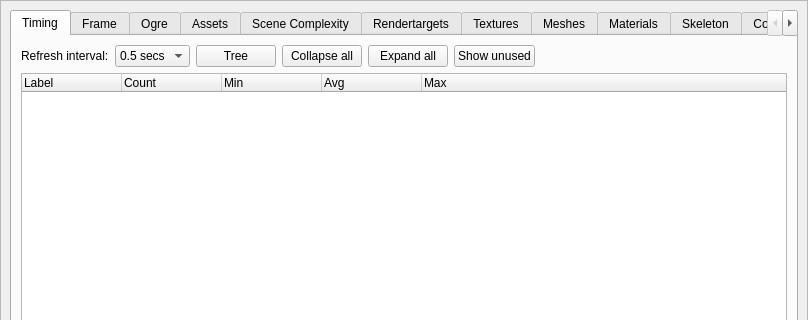
Before: the Qt Designer form bin/data/ui/profiler.ui in realXtend/tundra, drawn with Qt 5; both pictures show x 0 to 808 and y 0 to 320 of the 808 by 541 pixel window.
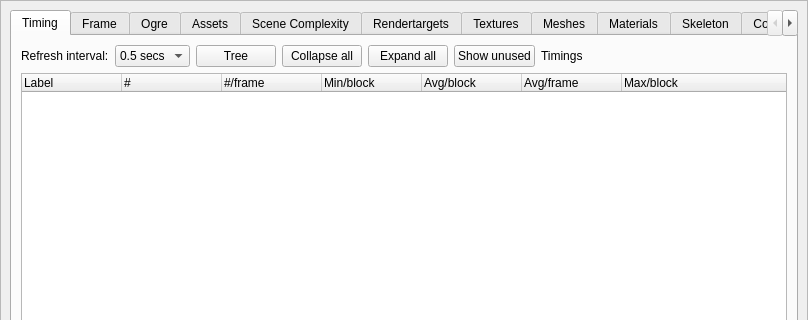
After: the same form once the commit is applied. The open tabs and pages were chosen to show the change.

Commit message:
Improved DebugStats profiler window to show both msecs/profile block and msecs/frame, as well as occurrences/period and /frame.
Also show estimated FPS and msecs/frame.

Patch:
```diff
--- a/bin/data/ui/profiler.ui
+++ b/bin/data/ui/profiler.ui
@@ -121,7 +121,7 @@
             </property>
            </widget>
           </item>
-          <item row="0" column="6">
+          <item row="0" column="7">
            <spacer name="horizontalSpacer">
             <property name="orientation">
              <enum>Qt::Horizontal</enum>
@@ -134,10 +134,10 @@
             </property>
            </spacer>
           </item>
-          <item row="1" column="0" colspan="7">
+          <item row="1" column="0" colspan="8">
            <widget class="QTreeWidget" name="treeProfilingData">
             <property name="columnCount">
-             <number>5</number>
+             <number>7</number>
             </property>
             <column>
              <property name="text">
@@ -146,24 +146,41 @@
             </column>
             <column>
              <property name="text">
-              <string>Count</string>
+              <string>#</string>
              </property>
             </column>
             <column>
              <property name="text">
-              <string>Min</string>
+              <string>#/frame</string>
              </property>
             </column>
             <column>
              <property name="text">
-              <string>Avg</string>
+              <string>Min/block</string>
              </property>
             </column>
             <column>
              <property name="text">
-              <string>Max</string>
+              <string>Avg/block</string>
              </property>
             </column>
+            <column>
+             <property name="text">
+              <string>Avg/frame</string>
+             </property>
+            </column>
+            <column>
+             <property name="text">
+              <string>Max/block</string>
+             </property>
+            </column>
+           </widget>
+          </item>
+          <item row="0" column="6">
+           <widget class="QLabel" name="labelTimings">
+            <property name="text">
+             <string>Timings</string>
+            </property>
            </widget>
           </item>
          </layout>
```
Left out of the diff: 2 changed lines with no effect on the pictures. The commit also changes 2 other files.
